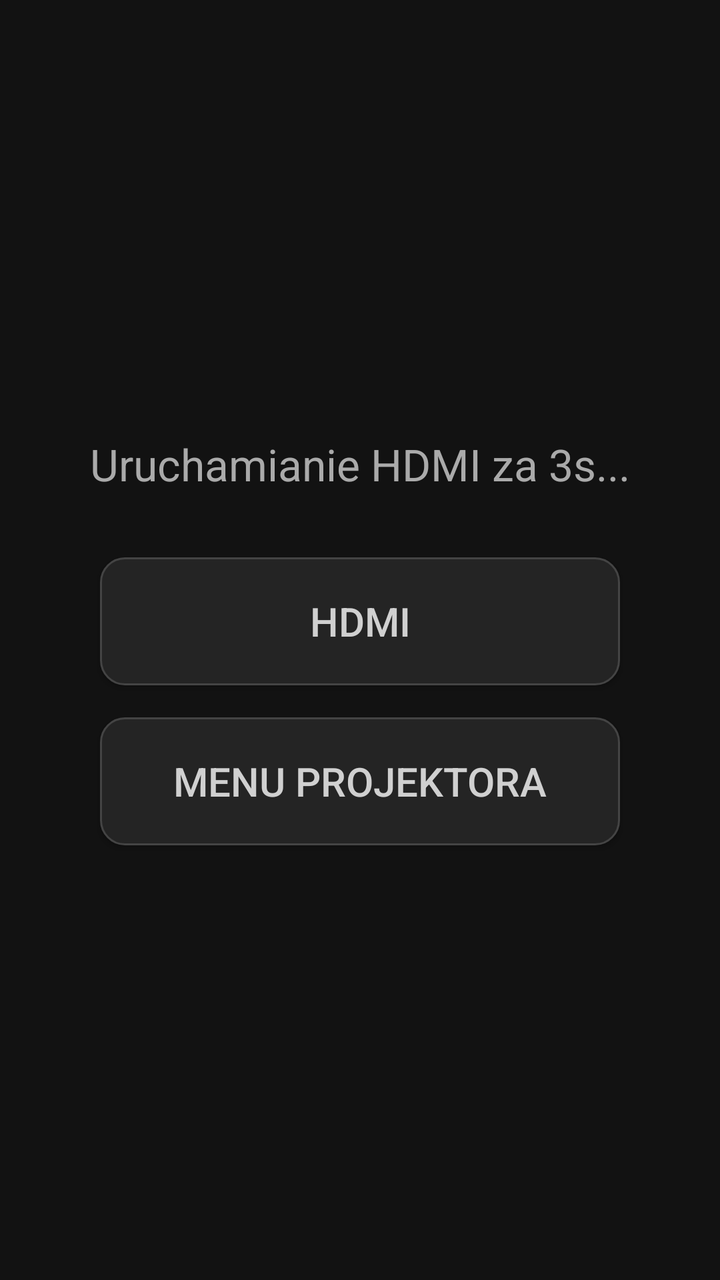
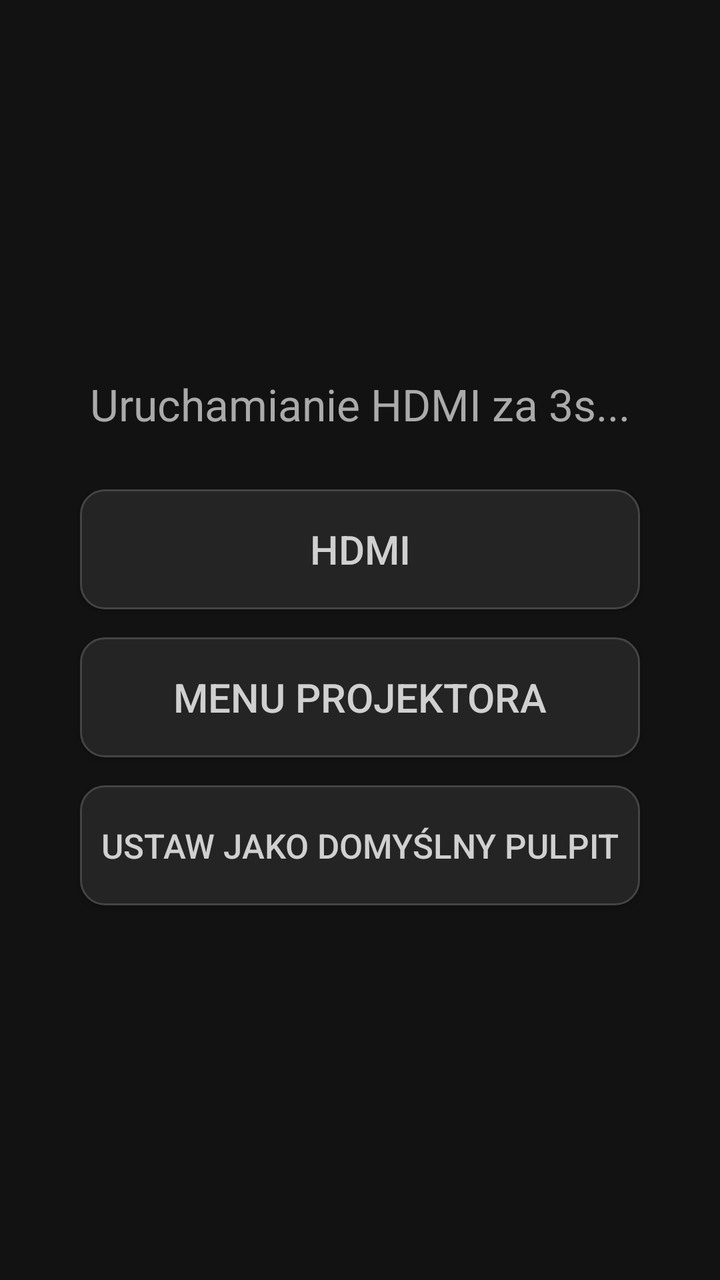

The first picture is an Android layout as it rendered before a commit; the second is the same layout after the commit. The layout source and the unified diff follow.
<!-- AndroidManifest.xml: application theme android:Theme.DeviceDefault.NoActionBar -->
<!-- res/layout/activity_launcher.xml -->
<?xml version="1.0" encoding="utf-8"?>
<LinearLayout xmlns:android="http://schemas.android.com/apk/res/android"
    android:layout_width="match_parent"
    android:layout_height="match_parent"
    android:background="#121212"
    android:gravity="center"
    android:orientation="vertical">

    <TextView
        android:id="@+id/tvStatus"
        android:layout_width="wrap_content"
        android:layout_height="wrap_content"
        android:layout_marginBottom="32dp"
        android:text="Uruchamianie HDMI za 3s..."
        android:textColor="#AAAAAA"
        android:textSize="22sp" />

    <Button
        android:id="@+id/btnHdmi"
        android:layout_width="260dp"
        android:layout_height="64dp"
        android:layout_marginBottom="16dp"
        android:background="@drawable/btn_selector"
        android:textColor="@color/btn_text_color"
        android:focusable="true"
        android:text="HDMI"
        android:textSize="20sp" />

    <Button
        android:id="@+id/btnStockLauncher"
        android:layout_width="260dp"
        android:layout_height="64dp"
        android:background="@drawable/btn_selector"
        android:textColor="@color/btn_text_color"
        android:focusable="true"
        android:text="Menu Projektora"
        android:textSize="20sp" />

</LinearLayout>
<!-- resources referenced by this layout -->
<resources>
  <!-- drawable btn_selector (drawable) -->
  <?xml version="1.0" encoding="utf-8"?>
  <selector xmlns:android="http://schemas.android.com/apk/res/android">
      <item android:state_focused="true" android:drawable="@drawable/btn_focused" />
      <item android:state_pressed="true" android:drawable="@drawable/btn_focused" />
      <item android:drawable="@drawable/btn_normal" />
  </selector>
  <!-- drawable btn_focused (drawable) -->
  <?xml version="1.0" encoding="utf-8"?>
  <shape xmlns:android="http://schemas.android.com/apk/res/android">
      <solid android:color="#3D7AF5" />
      <corners android:radius="12dp" />
      <stroke android:width="3dp" android:color="#FFFFFF" />
  </shape>
  <!-- drawable btn_normal (drawable) -->
  <?xml version="1.0" encoding="utf-8"?>
  <shape xmlns:android="http://schemas.android.com/apk/res/android">
      <solid android:color="#242424" />
      <corners android:radius="12dp" />
      <stroke android:width="1dp" android:color="#444444" />
  </shape>
</resources>

<!-- the commit's change to res/layout/activity_launcher.xml (unified diff, before → after) -->
@@ -10,16 +10,16 @@
         android:id="@+id/tvStatus"
         android:layout_width="wrap_content"
         android:layout_height="wrap_content"
-        android:layout_marginBottom="32dp"
+        android:layout_marginBottom="28dp"
         android:text="Uruchamianie HDMI za 3s..."
         android:textColor="#AAAAAA"
         android:textSize="22sp" />
 
     <Button
         android:id="@+id/btnHdmi"
-        android:layout_width="260dp"
-        android:layout_height="64dp"
-        android:layout_marginBottom="16dp"
+        android:layout_width="280dp"
+        android:layout_height="60dp"
+        android:layout_marginBottom="14dp"
         android:background="@drawable/btn_selector"
         android:textColor="@color/btn_text_color"
         android:focusable="true"
@@ -28,12 +28,23 @@
 
     <Button
         android:id="@+id/btnStockLauncher"
-        android:layout_width="260dp"
-        android:layout_height="64dp"
+        android:layout_width="280dp"
+        android:layout_height="60dp"
+        android:layout_marginBottom="14dp"
         android:background="@drawable/btn_selector"
         android:textColor="@color/btn_text_color"
         android:focusable="true"
         android:text="Menu Projektora"
         android:textSize="20sp" />
 
+    <Button
+        android:id="@+id/btnSetDefault"
+        android:layout_width="280dp"
+        android:layout_height="60dp"
+        android:background="@drawable/btn_selector"
+        android:textColor="@color/btn_text_color"
+        android:focusable="true"
+        android:text="Ustaw jako Domyślny Pulpit"
+        android:textSize="17sp" />
+
 </LinearLayout>
